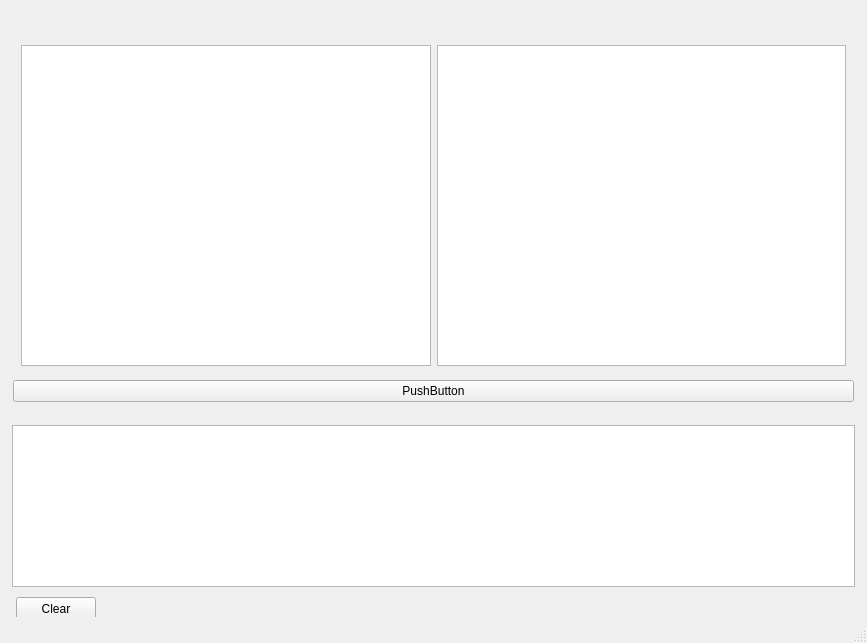
Above: drone/ui/MainWindow.ui from batitous/DesktopApps before the change. Below: the same form after it.
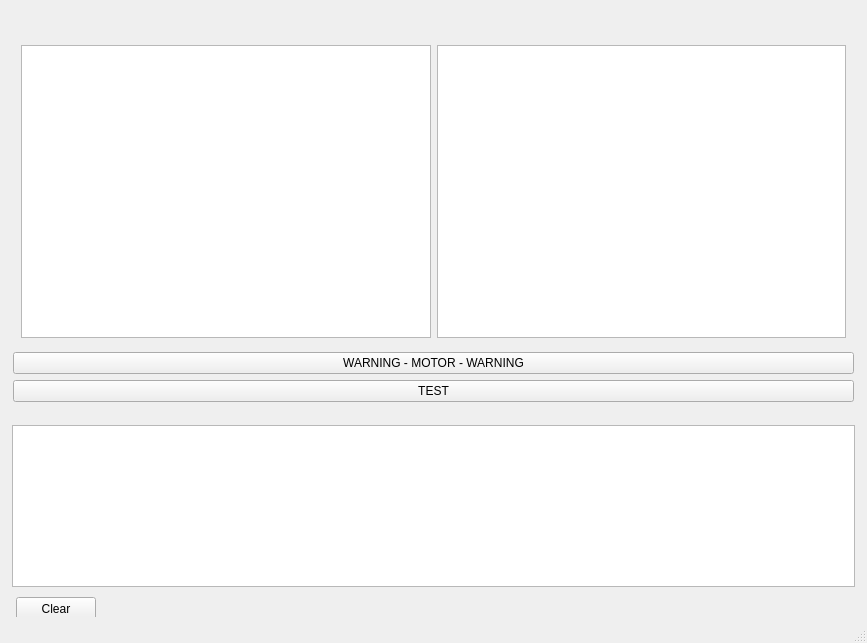
That is the form after the change. Custom widgets are drawn as their Qt base class.

What changed in the file:
```diff
--- a/drone/ui/MainWindow.ui
+++ b/drone/ui/MainWindow.ui
@@ -65,7 +65,7 @@
         <height>80</height>
        </size>
       </property>
-      <layout class="QVBoxLayout" name="verticalLayout_4" stretch="0,0">
+      <layout class="QVBoxLayout" name="verticalLayout_4" stretch="0,0,0">
        <property name="spacing">
         <number>-1</number>
        </property>
@@ -110,10 +110,17 @@
          </layout>
         </widget>
        </item>
+       <item>
+        <widget class="QPushButton" name="bMotor">
+         <property name="text">
+          <string>WARNING - MOTOR - WARNING</string>
+         </property>
+        </widget>
+       </item>
        <item>
         <widget class="QPushButton" name="bTest">
          <property name="text">
-          <string>PushButton</string>
+          <string>TEST</string>
          </property>
         </widget>
        </item>
```
